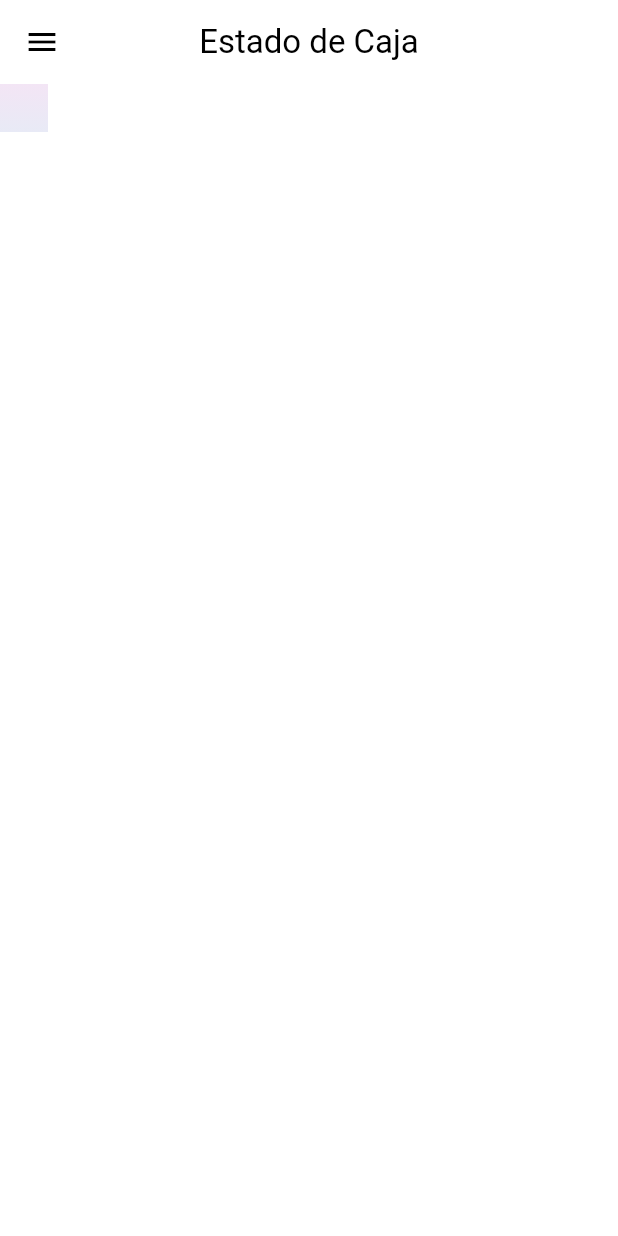
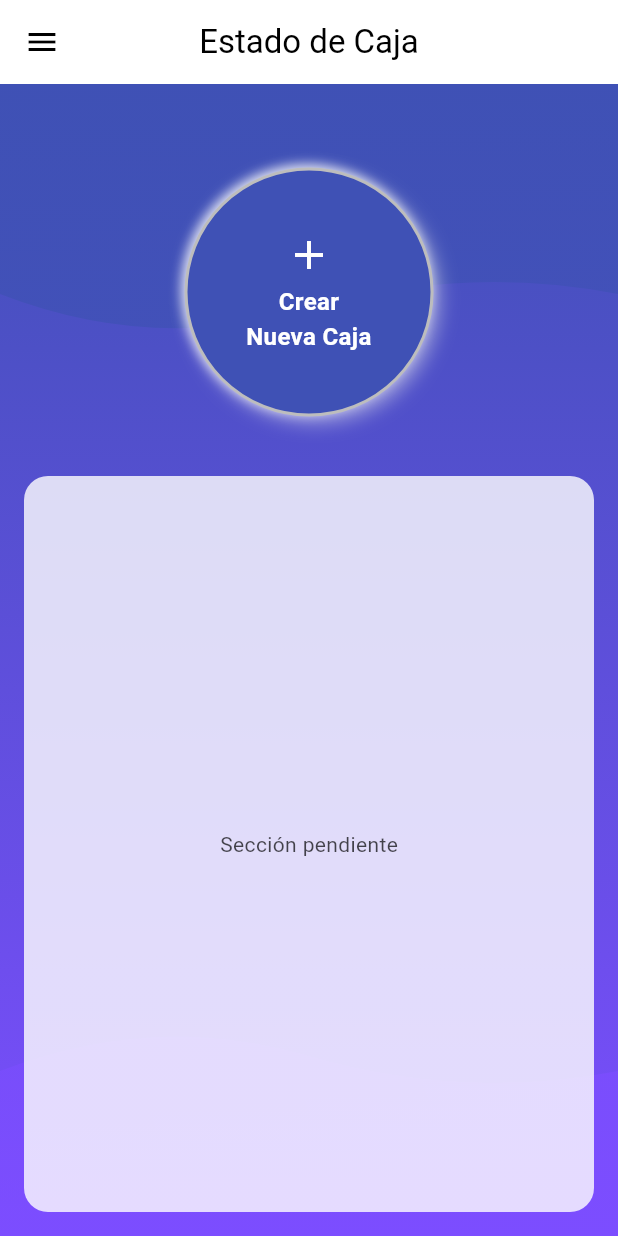
Before and after one commit to machellim/fine_cut, a Flutter app: the screen it shows after launch, on a phone screen of 412 x 824 dp. Run offline on Flutter 3.47's test engine with Material 3 defaults, Android fonts, the phone set to English and light mode, and no system bars; our stand-ins replace drift, flutter_bloc; accounts and stored records are empty; generated files the repository leaves out were written again.

Commit message:
feat: Refactor FinancialDashboardScreen to use AppBody widget and enhance UI with wave effects

```diff
--- a/lib/main.dart
+++ b/lib/main.dart
@@ -39,10 +39,10 @@ class AppInitializer extends StatelessWidget {
           final database = snapshot.data!;
 
           // to create db if not exists in the directory
-          database.allTables.forEach((TableInfo table) async {
+          /*database.allTables.forEach((TableInfo table) async {
             final count = await database.select(table).get();
             print('${table.actualTableName}');
-          });
+          });*/
 
           // daos
           return MultiRepositoryProvider(
--- a/lib/screens/financial_dashboard.dart
+++ b/lib/screens/financial_dashboard.dart
@@ -1,4 +1,5 @@
 import 'package:fine_cut/db/database.dart';
+import 'package:fine_cut/widgets/app_body.dart';
 import 'package:fine_cut/widgets/app_drawer.dart';
 import 'package:flutter/material.dart';
 import 'package:flutter_bloc/flutter_bloc.dart';
@@ -16,6 +17,7 @@ class _FinancialDashboardScreenState extends State<FinancialDashboardScreen> {
   @override
   Widget build(BuildContext context) {
     // cashStatusRepository.clearAllTables();
+    final theme = Theme.of(context);
 
     return Scaffold(
       key: _scaffoldKey,
@@ -28,15 +30,110 @@ class _FinancialDashboardScreenState extends State<FinancialDashboardScreen> {
         ),
       ),
       drawer: AppDrawer(appContext: context),
-      body: Container(
-        decoration: BoxDecoration(
-          gradient: LinearGradient(
-            begin: Alignment.topCenter,
-            end: Alignment.bottomCenter,
-            colors: [Colors.purple.shade50, Colors.indigo.shade50],
+      body: AppBody(
+        child: Padding(
+          padding: const EdgeInsets.all(16.0),
+          child: Column(
+            children: [
+              Expanded(
+                flex: 1,
+                child: Center(
+                  child: Container(
+                    decoration: BoxDecoration(
+                      shape: BoxShape.circle,
+                      color: Theme.of(context).colorScheme.primary,
+                      border: Border.all(
+                        color: Theme.of(context).brightness == Brightness.light
+                            ? Colors
+                                  .grey
+                                  .shade400 // borde gris claro en light mode
+                            : Colors
+                                  .grey
+                                  .shade700, // borde más oscuro en dark mode
+                        width: 2,
+                      ),
+                      boxShadow: [
+                        BoxShadow(
+                          color:
+                              Theme.of(context).brightness == Brightness.light
+                              ? Colors.grey.shade200.withAlpha(
+                                  (0.5 * 255).toInt(),
+                                ) // sombra ligera en light
+                              : Colors.black.withAlpha(
+                                  (0.5 * 255).toInt(),
+                                ), // sombra en dark
+                          blurRadius: 10,
+                          offset: Offset(4, 4), // dirección de la sombra
+                        ),
+                        BoxShadow(
+                          color:
+                              Theme.of(context).brightness == Brightness.light
+                              ? Colors.white.withAlpha((0.8 * 255).toInt())
+                              // luz suave para efecto levantado
+                              : Colors.grey.shade800.withAlpha(
+                                  (0.3 * 255).toInt(),
+                                ),
+                          blurRadius: 6,
+                          offset: Offset(-2, -2),
+                        ),
+                      ],
+                    ),
+                    child: InkWell(
+                      customBorder: CircleBorder(),
+                      onTap: () {
+                        // Acción para crear nueva caja
+                      },
+                      child: Padding(
+                        padding: const EdgeInsets.all(40),
+                        child: Column(
+                          mainAxisSize: MainAxisSize.min,
+                          children: [
+                            Icon(
+                              Icons.add,
+                              size: 32,
+                              color: Theme.of(context).colorScheme.onPrimary,
+                            ),
+                            SizedBox(height: 4),
+                            Text(
+                              "Crear\nNueva Caja",
+                              textAlign: TextAlign.center,
+                              style: TextStyle(
+                                color: Theme.of(context).colorScheme.onPrimary,
+                                fontWeight: FontWeight.bold,
+                                fontSize: 16,
+                              ),
+                            ),
+                          ],
+                        ),
+                      ),
+                    ),
+                  ),
+                ),
+              ),
+
+              Expanded(
+                flex: 2,
+                child: Container(
+                  width: double.infinity,
+                  decoration: BoxDecoration(
+                    color: theme.colorScheme.surface.withAlpha(
+                      (0.8 * 255).toInt(),
+                    ),
+                    borderRadius: BorderRadius.circular(16),
+                  ),
+                  child: Center(
+                    child: Text(
+                      "Sección pendiente",
+                      style: TextStyle(
+                        color: theme.colorScheme.onSurface.withAlpha(180),
+                      ),
+                    ),
+                  ),
+                ),
+              ),
+            ],
           ),
         ),
-        child: Padding(padding: const EdgeInsets.all(16.0)),
       ),
     );
   }
--- /dev/null
+++ b/lib/widgets/app_body.dart
@@ -0,0 +1,120 @@
+import 'package:flutter/material.dart';
+
+class AppBody extends StatelessWidget {
+  final Widget child;
+  const AppBody({required this.child, super.key});
+
+  @override
+  Widget build(BuildContext context) {
+    final theme = Theme.of(context);
+
+    return Stack(
+      children: [
+        // Fondo de gradiente base
+        Container(
+          decoration: BoxDecoration(
+            gradient: LinearGradient(
+              begin: Alignment.topCenter,
+              end: Alignment.bottomCenter,
+              colors: [theme.colorScheme.primary, theme.colorScheme.secondary],
+            ),
+          ),
+        ),
+
+        // Forma de onda superior
+        Positioned(
+          top: 0,
+          left: 0,
+          right: 0,
+          child: ClipPath(
+            clipper: TopWaveClipper(),
+            child: Container(
+              height: 180,
+              decoration: BoxDecoration(
+                gradient: LinearGradient(
+                  colors: [
+                    theme.colorScheme.primaryContainer.withAlpha(200),
+                    theme.colorScheme.primary.withAlpha(180),
+                  ],
+                  begin: Alignment.topLeft,
+                  end: Alignment.bottomRight,
+                ),
+              ),
+            ),
+          ),
+        ),
+
+        // Forma de onda inferior
+        Positioned(
+          bottom: 0,
+          left: 0,
+          right: 0,
+          child: ClipPath(
+            clipper: BottomWaveClipper(),
+            child: Container(
+              height: 150,
+              decoration: BoxDecoration(
+                gradient: LinearGradient(
+                  colors: [
+                    theme.colorScheme.secondaryContainer.withAlpha(200),
+                    theme.colorScheme.secondary.withAlpha(150),
+                  ],
+                  begin: Alignment.topRight,
+                  end: Alignment.bottomLeft,
+                ),
+              ),
+            ),
+          ),
+        ),
+
+        // Contenido
+        child,
+      ],
+    );
+  }
+}
+
+// Clipper para la onda superior
+class TopWaveClipper extends CustomClipper<Path> {
+  @override
+  Path getClip(Size size) {
+    final path = Path();
+    path.lineTo(0, size.height - 40);
+    path.quadraticBezierTo(
+      size.width / 4,
+      size.height,
+      size.width / 2,
+      size.height - 30,
+    );
+    path.quadraticBezierTo(
+      3 * size.width / 4,
+      size.height - 60,
+      size.width,
+      size.height - 40,
+    );
+    path.lineTo(size.width, 0);
+    path.close();
+    return path;
+  }
+
+  @override
+  bool shouldReclip(CustomClipper<Path> oldClipper) => false;
+}
+
+// Clipper para la onda inferior
+class BottomWaveClipper extends CustomClipper<Path> {
+  @override
+  Path getClip(Size size) {
+    final path = Path();
+    path.moveTo(0, 40);
+    path.quadraticBezierTo(size.width / 4, 0, size.width / 2, 30);
+    path.quadraticBezierTo(3 * size.width / 4, 60, size.width, 40);
+    path.lineTo(size.width, size.height);
+    path.lineTo(0, size.height);
+    path.close();
+    return path;
+  }
+
+  @override
+  bool shouldReclip(CustomClipper<Path> oldClipper) => false;
+}
```
